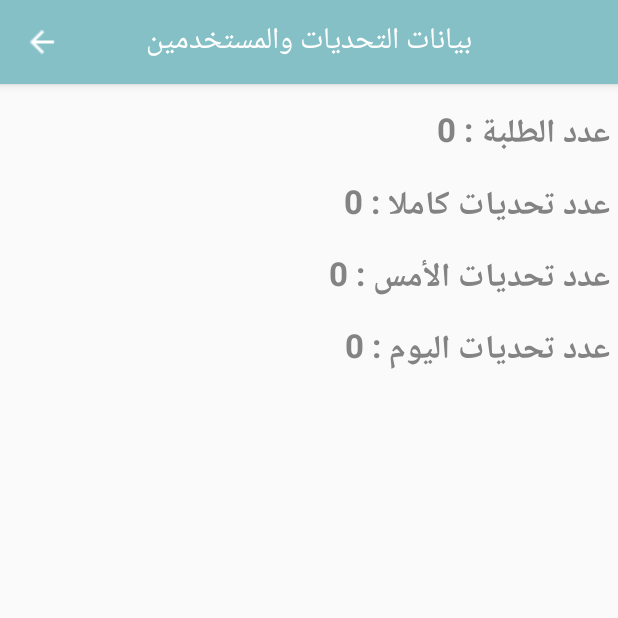
After one commit to MostafaKhaled2017/EnjoyLearningMobile, an Android app: the ChallengesAndUsersMonitoring screen opened directly, with no data from a screen before it, on a phone screen of 412 x 824 dp, the top half of it. The commit adds this screen. Run offline under Robolectric (Android 15) with nearby library versions, the phone set to English and light mode, and no system bars; our stand-ins replace Firebase (no records; nobody signed in at launch, a user with empty details on screens opened directly).

Commit message:
initial commit

```diff
--- a/app/src/main/AndroidManifest.xml
+++ b/app/src/main/AndroidManifest.xml
@@ -121,6 +121,7 @@
         <activity
             android:name="com.mk.playAndLearn.activity.AdminLessonContentActivity"
             android:screenOrientation="portrait" />
+        <activity android:name="com.mk.playAndLearn.activity.ChallengesAndUsersMonitoring"></activity>
     </application>
 
 </manifest>
--- a/app/src/main/java/com/mk/playAndLearn/activity/AppManagementActivity.java
+++ b/app/src/main/java/com/mk/playAndLearn/activity/AppManagementActivity.java
@@ -194,4 +194,8 @@ public class AppManagementActivity extends AppCompatActivity {
         super.onDestroy();
         removeListeners();
     }
+
+    public void challengesAndUsersMonitoring(View view) {
+        startActivity(new Intent(this, ChallengesAndUsersMonitoring.class));
+    }
 }
--- /dev/null
+++ b/app/src/main/java/com/mk/playAndLearn/activity/ChallengesAndUsersMonitoring.java
@@ -0,0 +1,145 @@
+package com.mk.playAndLearn.activity;
+
+import android.graphics.PorterDuff;
+import android.graphics.drawable.Drawable;
+import android.support.v7.app.ActionBar;
+import android.support.v7.app.AppCompatActivity;
+import android.os.Bundle;
+import android.support.v7.widget.Toolbar;
+import android.view.MenuItem;
+import android.widget.ArrayAdapter;
+import android.widget.ListView;
+import android.widget.TextView;
+import android.widget.Toast;
+
+import com.google.firebase.database.DataSnapshot;
+import com.google.firebase.database.DatabaseError;
+import com.google.firebase.database.ValueEventListener;
+import com.mk.enjoylearning.R;
+
+import java.text.DateFormat;
+import java.text.SimpleDateFormat;
+import java.util.ArrayList;
+import java.util.Calendar;
+import java.util.Date;
+import java.util.Locale;
+import java.util.TimeZone;
+
+import static com.mk.playAndLearn.utils.Firebase.challengesReference;
+import static com.mk.playAndLearn.utils.Firebase.usersReference;
+
+public class ChallengesAndUsersMonitoring extends AppCompatActivity {
+
+    TextView studentsNumberTv, allChallengesNumber, todayChallengesNumberTv, yesterdayChallengesNumberTv;
+
+    ListView todayAdminChallengesListView;
+    int studentsCount = 0, allChallengesCount = 0, todayChallengesCount = 0, yesterdayChallengesCount = 0;
+
+    @Override
+    protected void onCreate(Bundle savedInstanceState) {
+        super.onCreate(savedInstanceState);
+        setContentView(R.layout.activity_challenges_and_users_monitoring);
+        Toolbar toolbar = findViewById(R.id.toolbar);
+        setSupportActionBar(toolbar);
+        ActionBar actionBar = getSupportActionBar();
+        final Drawable upArrow = getResources().getDrawable(R.drawable.back_arrow);
+        upArrow.setColorFilter(getResources().getColor(R.color.white), PorterDuff.Mode.SRC_ATOP);
+        getSupportActionBar().setHomeAsUpIndicator(upArrow);
+        assert actionBar != null;
+        actionBar.setDisplayHomeAsUpEnabled(true);
+        actionBar.setDisplayShowTitleEnabled(false);
+        TextView toolbarTitle = findViewById(R.id.toolbar_title);
+        toolbarTitle.setText("بيانات التحديات والمستخدمين");
+
+        studentsNumberTv = findViewById(R.id.studentsNumberTv);
+        allChallengesNumber = findViewById(R.id.allChallengesNumberTv);
+        todayChallengesNumberTv = findViewById(R.id.todayChallengesNumberTv);
+        yesterdayChallengesNumberTv = findViewById(R.id.yesterdayChallengesNumberTv);
+        todayAdminChallengesListView = findViewById(R.id.todayAdminChallengesListView);
+
+        usersReference.addListenerForSingleValueEvent(new ValueEventListener() {
+            @Override
+            public void onDataChange(DataSnapshot dataSnapshot) {
+                for (DataSnapshot dataSnapshot1 : dataSnapshot.getChildren()) {
+                    String userType = dataSnapshot1.child("userType").getValue().toString();
+                    if (userType.equals("طالب")) {
+                        studentsCount++;
+                    }
+                }
+                studentsNumberTv.append(studentsCount + "");
+                Toast.makeText(ChallengesAndUsersMonitoring.this, "انتهى عد الطلاب", Toast.LENGTH_SHORT).show();
+            }
+
+            @Override
+            public void onCancelled(DatabaseError databaseError) {
+
+            }
+        });
+
+        challengesReference.addListenerForSingleValueEvent(new ValueEventListener() {
+            @Override
+            public void onDataChange(DataSnapshot dataSnapshot) {
+
+                Calendar calendar = Calendar.getInstance();
+                calendar.add(Calendar.DATE,-1);
+                Date today = new Date();
+                SimpleDateFormat formatDate = new SimpleDateFormat("yyyy/MM/dd", Locale.ENGLISH);
+                formatDate.setTimeZone(TimeZone.getTimeZone("GMT+2"));
+                String todayDate = formatDate.format(today);
+                String yesterdayDate = formatDate.format(calendar.getTime());//TODO : check the value of this
+                ArrayList<String> todayChallengesList = new ArrayList<>();
+                String challengeTime = "غير موجود";
+                for (DataSnapshot dataSnapshot1 : dataSnapshot.getChildren()) {
+                    String challengeDate = dataSnapshot1.child("date").getValue().toString();
+                    if(dataSnapshot1.child("time").getValue() != null)
+                        challengeTime = dataSnapshot1.child("time").getValue().toString();
+                    String challengeSubject = dataSnapshot1.child("subject").getValue().toString();
+                    String challengeState = dataSnapshot1.child("state").getValue().toString();
+                    String challengeId = dataSnapshot1.getKey();
+                    ArrayList challengeQuestionsList = (ArrayList) dataSnapshot1.child("questionsList").getValue();
+                    long player1Score = (long) dataSnapshot1.child("player1score").getValue();
+                    long player2Score = (long) dataSnapshot1.child("player2score").getValue();
+
+                    String player1Name = dataSnapshot1.child("player1Name").getValue().toString();
+                    String player1Image = dataSnapshot1.child("player1Image").getValue().toString();
+                    String player1Uid = dataSnapshot1.child("player1Uid").getValue().toString();
+                    String player2Name = dataSnapshot1.child("player2Name").getValue().toString();
+                    String player2Image = dataSnapshot1.child("player2Image").getValue().toString();
+                    String player2Uid = dataSnapshot1.child("player2Uid").getValue().toString();
+
+                    allChallengesCount++;
+
+                    if (challengeDate.equals(todayDate)) {
+                        todayChallengesCount++;
+                        todayChallengesList.add(0, " - " + player1Name + "(" + player1Score + ")"
+                                + " ضد " + player2Name + "(" + player2Score + ")"
+                                + "الساعة : " + challengeTime + " (" + challengeState + ")" + "\n\n");
+                    }
+                    if(challengeDate.equals(yesterdayDate)){
+                        yesterdayChallengesCount ++;
+                    }
+                }
+
+                allChallengesNumber.append(allChallengesCount + "");
+                todayChallengesNumberTv.append(todayChallengesCount + "");
+                yesterdayChallengesNumberTv.append(yesterdayChallengesCount + "");
+                ArrayAdapter<String> adapter = new ArrayAdapter<>(ChallengesAndUsersMonitoring.this,
+                        android.R.layout.simple_list_item_1, android.R.id.text1, todayChallengesList);
+                todayAdminChallengesListView.setAdapter(adapter);
+
+                Toast.makeText(ChallengesAndUsersMonitoring.this, "انتهى حساب التحديات", Toast.LENGTH_SHORT).show();
+            }
+
+            @Override
+            public void onCancelled(DatabaseError databaseError) {
+
+            }
+        });
+    }
+
+    @Override
+    public boolean onOptionsItemSelected(MenuItem item) {
+        finish();
+        return true;
+    }
+}
--- a/app/src/main/java/com/mk/playAndLearn/activity/ContactUsActivity.java
+++ b/app/src/main/java/com/mk/playAndLearn/activity/ContactUsActivity.java
@@ -1,3 +1,4 @@
+
 package com.mk.playAndLearn.activity;
 
 import android.content.Intent;
--- /dev/null
+++ b/app/src/main/res/layout/activity_challenges_and_users_monitoring.xml
@@ -0,0 +1,62 @@
+<?xml version="1.0" encoding="utf-8"?>
+<android.support.v7.widget.LinearLayoutCompat xmlns:android="http://schemas.android.com/apk/res/android"
+    xmlns:app="http://schemas.android.com/apk/res-auto"
+    xmlns:tools="http://schemas.android.com/tools"
+    android:layout_width="match_parent"
+    android:layout_height="match_parent"
+    android:orientation="vertical"
+    tools:context=".activity.ChallengesAndUsersMonitoring">
+
+    <include layout="@layout/appbar"/>
+
+    <android.support.v7.widget.AppCompatTextView
+        android:id="@+id/studentsNumberTv"
+        android:layout_width="wrap_content"
+        android:layout_height="wrap_content"
+        android:textStyle="bold"
+        android:textSize="@dimen/medium_text_size"
+        android:text="عدد الطلبة : "
+        android:textColor="@color/writingColor"
+        android:layout_margin="5dp"
+        android:layout_gravity="right"/>
+
+    <android.support.v7.widget.AppCompatTextView
+        android:id="@+id/allChallengesNumberTv"
+        android:layout_width="wrap_content"
+        android:layout_height="wrap_content"
+        android:textColor="@color/writingColor"
+        android:textStyle="bold"
+        android:textSize="@dimen/medium_text_size"
+        android:text="عدد تحديات كاملا : "
+        android:layout_margin="5dp"
+        android:layout_gravity="right"/>
+
+    <android.support.v7.widget.AppCompatTextView
+        android:id="@+id/yesterdayChallengesNumberTv"
+        android:layout_width="wrap_content"
+        android:layout_height="wrap_content"
+        android:textColor="@color/writingColor"
+        android:textStyle="bold"
+        android:textSize="@dimen/medium_text_size"
+        android:text="عدد تحديات الأمس : "
+        android:layout_margin="5dp"
+        android:layout_gravity="right"/>
+
+    <android.support.v7.widget.AppCompatTextView
+        android:id="@+id/todayChallengesNumberTv"
+        android:layout_width="wrap_content"
+        android:layout_height="wrap_content"
+        android:textColor="@color/writingColor"
+        android:textStyle="bold"
+        android:textSize="@dimen/medium_text_size"
+        android:text="عدد تحديات اليوم : "
+        android:layout_margin="5dp"
+        android:layout_gravity="right"/>
+
+    <ListView
+        android:layout_width="wrap_content"
+        android:layout_height="wrap_content"
+        android:id="@+id/todayAdminChallengesListView"
+        android:layout_margin="5dp"/>
+
+</android.support.v7.widget.LinearLayoutCompat>
```
Also changed, not shown: app/src/main/res/layout/activity_app_management.xml (+11 -0 lines), app/src/main/java/com/mk/playAndLearn/adapters/LessonsAdapter.java (line endings or trailing spaces).
